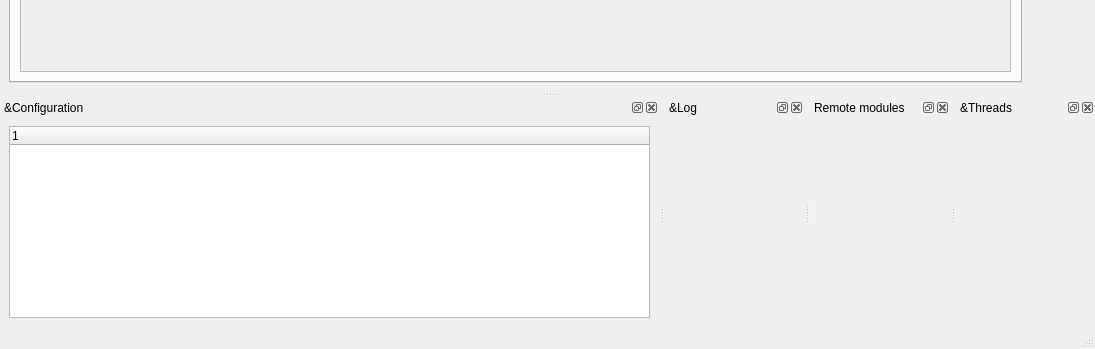
Old version of the form gui/manager/ui_manager_window.ui in the repository Ulm-IQO/qudi; both pictures show x 0 to 1095 and y 332 to 681 of the 1095 by 681 pixel window.
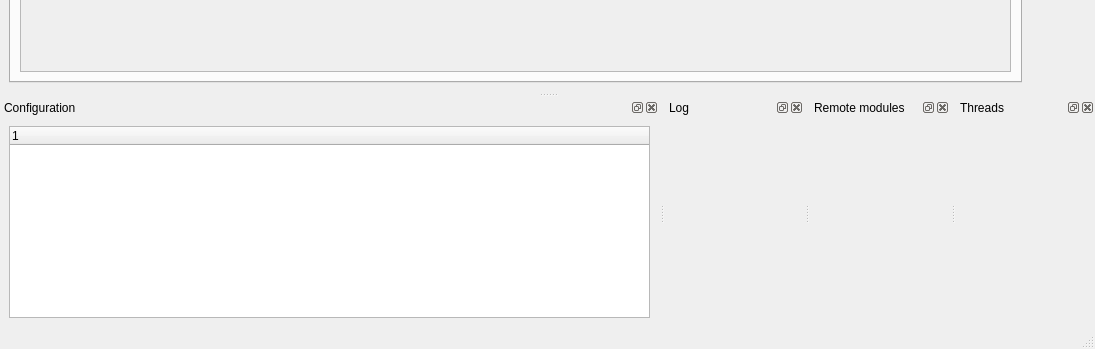
New version of the form. Icons and pictures are not drawn. Custom widgets are drawn as their Qt base class.

Commit message: Remove all & signs in the name of the DockWidgets in the ui files.

```diff
--- a/gui/manager/ui_manager_window.ui
+++ b/gui/manager/ui_manager_window.ui
@@ -158,7 +158,7 @@
     <bool>true</bool>
    </property>
    <property name="windowTitle">
-    <string>&amp;Configuration</string>
+    <string>Configuration</string>
    </property>
    <attribute name="dockWidgetArea">
     <number>8</number>
@@ -194,7 +194,7 @@
   </widget>
   <widget class="QDockWidget" name="logDockWidget">
    <property name="windowTitle">
-    <string>&amp;Log</string>
+    <string>Log</string>
    </property>
    <attribute name="dockWidgetArea">
     <number>8</number>
@@ -212,7 +212,7 @@
   </widget>
   <widget class="QDockWidget" name="threadDockWidget">
    <property name="windowTitle">
-    <string>&amp;Threads</string>
+    <string>Threads</string>
    </property>
    <attribute name="dockWidgetArea">
     <number>8</number>
```
Left out of the diff: 28 changed lines with no effect on the pictures. The commit also changes 6 other files.
